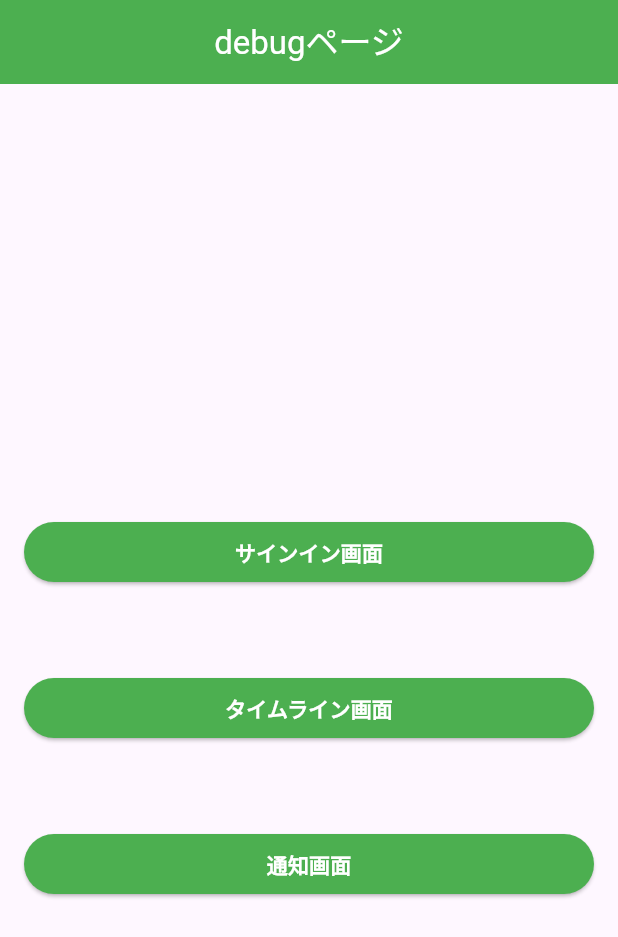
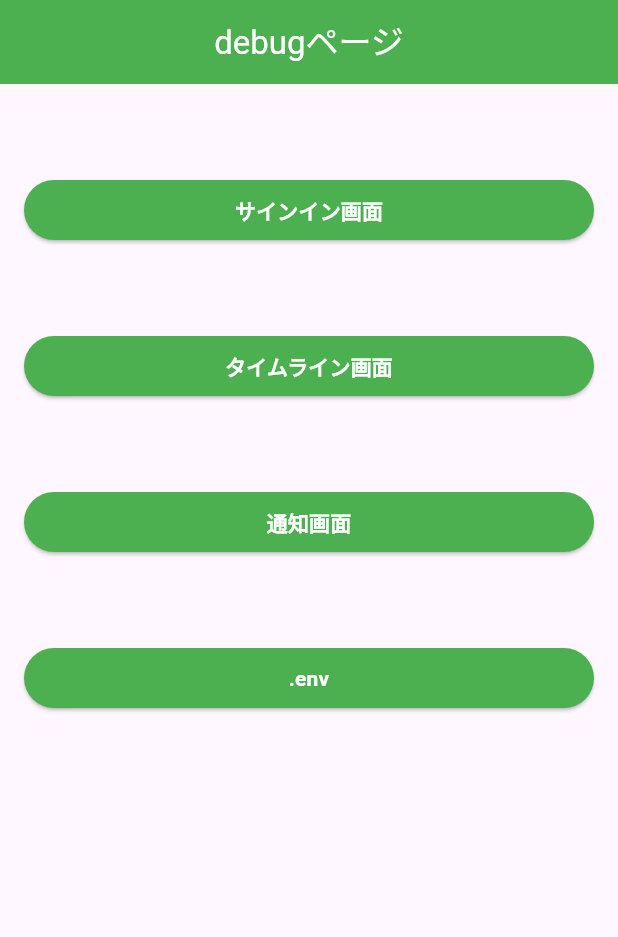
Before and after one commit to shinonome-inc/pg_mobile, a Flutter app: the screen it shows after launch, on a phone screen of 412 x 824 dp. Shown: the top 937 px of the screen. Run offline on Flutter 3.47's test engine with Material 3 defaults, Android fonts, the phone set to English and light mode, and no system bars; our stand-ins replace envied; generated files the repository leaves out were written again.

Commit message:
DebugEnvPageを追加

```diff
--- a/lib/debug/debug_page.dart
+++ b/lib/debug/debug_page.dart
@@ -1,4 +1,5 @@
 import 'package:flutter/material.dart';
+import 'package:pg_mobile/debug/debug_env_page.dart';
 
 class DebugPage extends StatelessWidget {
   const DebugPage({Key? key}) : super(key: key);
@@ -6,7 +7,10 @@ class DebugPage extends StatelessWidget {
   final double buttonHeight = 40;
 
   Widget _button(String text, {required Function() onPressed}) {
-    return SizedBox(
+    return Column(
+      children: [
+        const SizedBox(height: 64),
+        SizedBox(
           height: buttonHeight,
           width: double.infinity,
           child: ElevatedButton(
@@ -25,6 +29,8 @@ class DebugPage extends StatelessWidget {
               ),
             ),
           ),
+        ),
+      ],
     );
   }
 
@@ -41,19 +47,23 @@ class DebugPage extends StatelessWidget {
         centerTitle: true,
         backgroundColor: Colors.green,
       ),
-      body: Padding(
+      body: ListView(
         padding: const EdgeInsets.symmetric(horizontal: 16),
-        child: Column(
-          mainAxisAlignment: MainAxisAlignment.center,
         children: [
-            const SizedBox(height: 64),
           _button("サインイン画面", onPressed: () {}),
-            const SizedBox(height: 64),
           _button("タイムライン画面", onPressed: () {}),
-            const SizedBox(height: 64),
           _button("通知画面", onPressed: () {}),
+          _button(
+            ".env",
+            onPressed: () {
+              Navigator.of(context).push(
+                MaterialPageRoute(
+                  builder: (context) => const DebugEnvPage(),
+                ),
+              );
+            },
+          ),
         ],
-        ),
       ),
     );
   }
```
Also changed, not shown: lib/debug/debug_env_page.dart (added, +18 -0 lines). Lines whose indentation alone changed are shown as unchanged.
